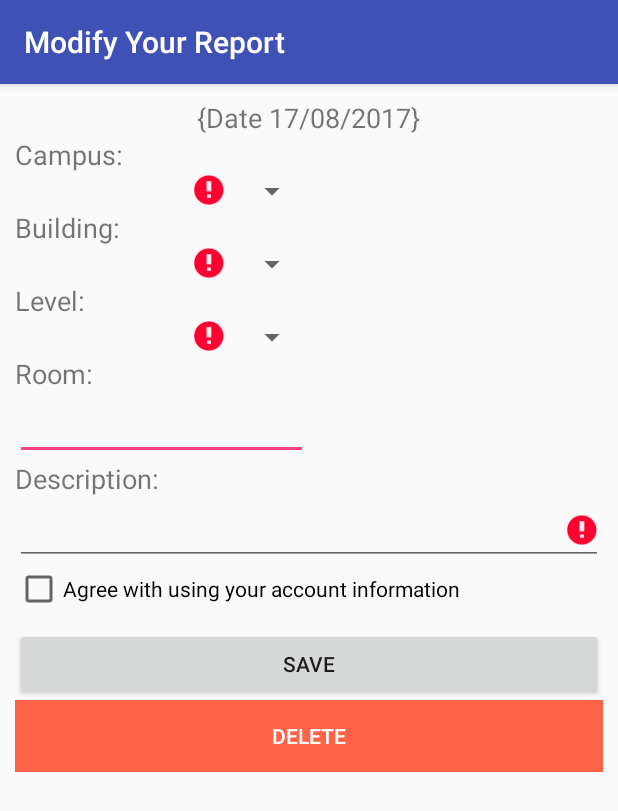
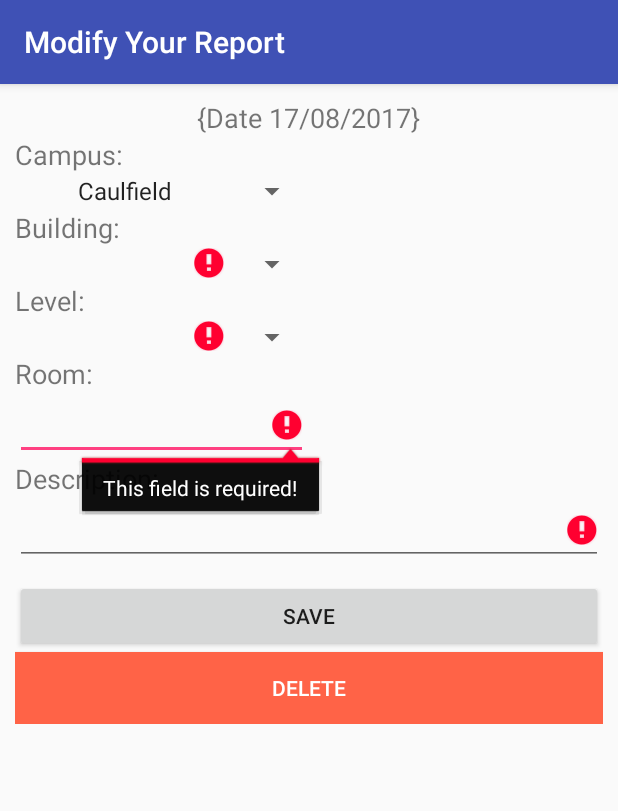
Before and after one commit to mengfanlin/H2OConserve, an Android app: the ModifyReportActivity screen opened directly, with no data from a screen before it, after a tap on "SAVE", on a phone screen of 412 x 824 dp. Shown: the top 811 px of the screen. Run offline under Robolectric (Android 15) with nearby library versions, the phone set to English and light mode, and no system bars; 1 statement that could not run was skipped.

Commit message:
Recovery version 2.0

```diff
--- a/app/src/main/java/com/example/mengfanlin/h2oreserve/activities/ModifyReportActivity.java
+++ b/app/src/main/java/com/example/mengfanlin/h2oreserve/activities/ModifyReportActivity.java
@@ -33,7 +33,6 @@ public class ModifyReportActivity extends AppCompatActivity {
 
     private Spinner spinnerCampus, spinnerBuilding, spinnerLevel;
     private Button buttonSave, buttonDelete;
-    private CheckBox checkBox;
     private EditText editTextDescription,editTextRoom;
     private TextView textViewReportDate;
     private int reportId;
@@ -51,14 +50,12 @@ public class ModifyReportActivity extends AppCompatActivity {
         spinnerCampus = (Spinner) findViewById(R.id.spinner_modify_campus);
         spinnerBuilding = (Spinner) findViewById(R.id.spinner_modify_building);
         spinnerLevel = (Spinner) findViewById(R.id.spinner_modify_level);
-        editTextRoom = (EditText) findViewById(R.id.editText_room);
+
         //TextView
-        textViewReportDate = (TextView) findViewById(R.id.textView_report_date);
+        textViewReportDate = (TextView) findViewById(R.id.textView_modify_report_date);
         //EditText
         editTextDescription = (EditText) findViewById(R.id.editText_modify_description);
-        editTextRoom = (EditText) findViewById(R.id.editText_modify_description);
-        //CheckBox
-        checkBox = (CheckBox) findViewById(R.id.checkBox_modify);
+        editTextRoom = (EditText) findViewById(R.id.editText_modify_room);
         //Button
         buttonSave = (Button) findViewById(R.id.button_save_report);
         buttonDelete = (Button) findViewById(R.id.button_delete_report);
@@ -77,10 +74,12 @@ public class ModifyReportActivity extends AppCompatActivity {
             }
         });
 
+        chosenReport = new Report();
         //receive info by intent
         Bundle bundle = getIntent().getExtras();
         //friendship = (Friendship) bundle.getSerializable("Friendship");
         chosenReport = (Report) bundle.getSerializable("chosenReport");
+        Log.e("Chosen Report", chosenReport.toString());
 
         try
         {
@@ -89,8 +88,8 @@ public class ModifyReportActivity extends AppCompatActivity {
                 this.buttonSave.setVisibility(View.GONE);
                 this.buttonDelete.setVisibility(View.GONE);
             }
-            this.reportId = chosenReport.getId();
-            Log.e("ReportId", String.valueOf(this.reportId));
+            reportId = chosenReport.getId();
+            Log.e("chosen ReportId", String.valueOf(reportId));
             displayFriendInformation();
         }
         catch (Exception e)
@@ -182,7 +181,8 @@ public class ModifyReportActivity extends AppCompatActivity {
         ((TextView) spinnerBuilding.getSelectedView()).setError(null);
         ((TextView) spinnerLevel.getSelectedView()).setError(null);
 
-        checkBox.setError(null);
+        editTextRoom.setError(null);
+        editTextDescription.setError(null);
         buttonDelete.setError(null);
         buttonSave.setError(null);
 
--- a/app/src/main/java/com/example/mengfanlin/h2oreserve/fragments/CheckReportFragment.java
+++ b/app/src/main/java/com/example/mengfanlin/h2oreserve/fragments/CheckReportFragment.java
@@ -61,6 +61,7 @@ public class CheckReportFragment extends Fragment {
                 Intent intent = new Intent(getActivity(), ModifyReportActivity.class);
                 //intent.putExtra("Student", studentArrayList.get(position));
                 intent.putExtra("chosenReport",reportArrayList.get(position));
+                intent.putExtra("classFrom", "CheckReportFragment");
                 startActivity(intent);
             }
         });
@@ -74,8 +75,6 @@ public class CheckReportFragment extends Fragment {
         } catch (Exception e) {
             e.printStackTrace();
         }
-
-
         return viewMain;
     }
 
@@ -96,7 +95,6 @@ public class CheckReportFragment extends Fragment {
         }
         //dbManager.deleteAll();
         dbManager.close();
-
         if (sb.toString().equals("")){
             reportAdapter.notifyDataSetChanged();
             Toast.makeText(getActivity().getApplicationContext(), "No reports can be displayed", Toast.LENGTH_LONG);
@@ -140,7 +138,6 @@ public class CheckReportFragment extends Fragment {
                     Toast toast = Toast.makeText(getActivity().getApplicationContext(), e.toString(), Toast.LENGTH_SHORT);
                     toast.show();
                 }
-
             }
         }.execute(idsString); //TODO use SQLite info
     }
--- a/app/src/main/res/layout/content_modify_report.xml
+++ b/app/src/main/res/layout/content_modify_report.xml
@@ -21,7 +21,7 @@
             android:padding="10dp">
 
             <TextView
-                android:id="@+id/textView_report_date"
+                android:id="@+id/textView_modify_report_date"
                 android:layout_width="wrap_content"
                 android:layout_height="wrap_content"
                 android:text="{Date 17/08/2017}"
@@ -71,10 +71,9 @@
                 android:textSize="18sp" />
 
             <EditText
-                android:id="@+id/editText_room"
+                android:id="@+id/editText_modify_room"
                 android:layout_width="195dp"
                 android:layout_height="wrap_content"
-                android:textAlignment="center"
                 android:entries="@array/room_array"/>
             <TextView
                 android:layout_width="wrap_content"
@@ -87,13 +86,6 @@
                 android:layout_width="match_parent"
                 android:layout_height="wrap_content"
                 />
-
-            <CheckBox
-                android:id="@+id/checkBox_modify"
-                android:layout_width="match_parent"
-                android:layout_height="wrap_content"
-                android:text="@string/checkBox" />
-
             <Button
                 android:id="@+id/button_save_report"
                 android:layout_width="match_parent"
--- a/app/src/main/res/values/strings.xml
+++ b/app/src/main/res/values/strings.xml
@@ -13,7 +13,6 @@
     <string name="checkBox">Agree with using your account information</string>
 
     <string-array name="campus_array">
-        <item></item>
         <item>Caulfield</item>
     </string-array>
     <string-array name="building_array">
@@ -21,15 +20,28 @@
         <item>A</item>
         <item>B</item>
         <item>C</item>
+        <item>D</item>
+        <item>E</item>
+        <item>F</item>
+        <item>G</item>
         <item>H</item>
+        <item>J</item>
         <item>K</item>
+        <item>N</item>
+        <item>S</item>
         <item>T</item>
     </string-array>
     <string-array name="level_array">
         <item></item>
+        <item>B</item>
         <item>1</item>
         <item>2</item>
         <item>3</item>
+        <item>4</item>
+        <item>5</item>
+        <item>6</item>
+        <item>7</item>
+
     </string-array>
     <string-array name="room_array">
         <item></item>
```
Also changed, not shown: app/src/main/java/com/example/mengfanlin/h2oreserve/activities/LeakInBuildingActivity.java (+6 -11 lines), app/src/main/java/com/example/mengfanlin/h2oreserve/fragments/MainFragment.java (+8 -7 lines), app/src/main/res/layout/fragment_main.xml (+7 -7 lines).
